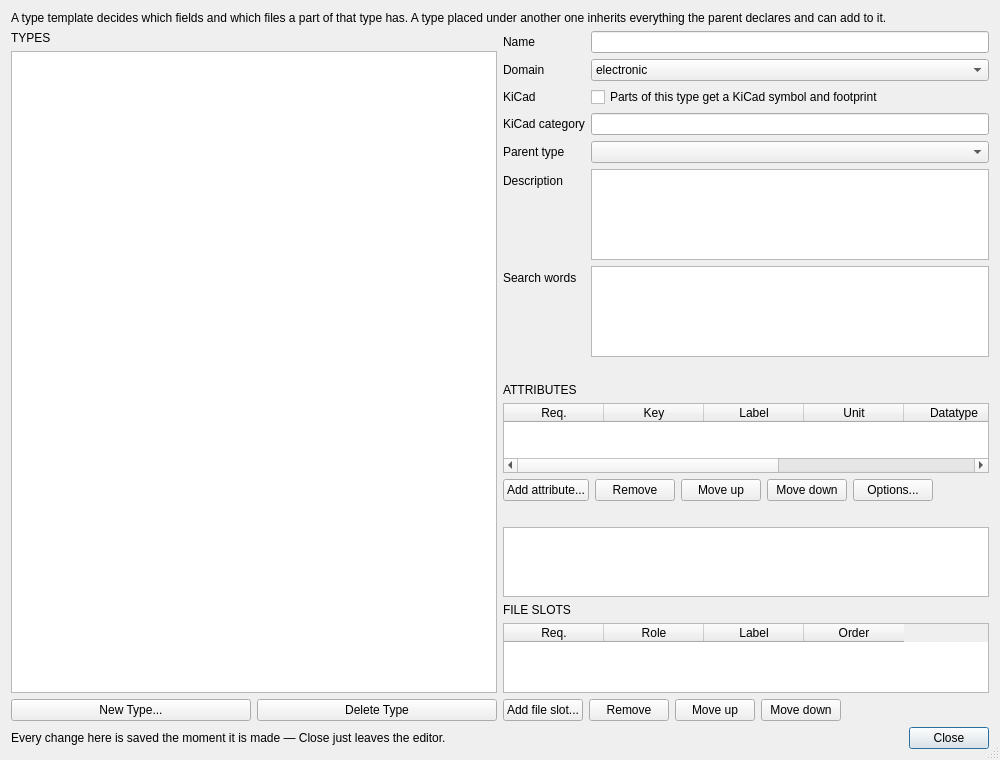
KROIA/PartManager, file examples/PartManagerApp/src/ui/PartManager_TypeTemplateDialog.ui: the form before one commit.
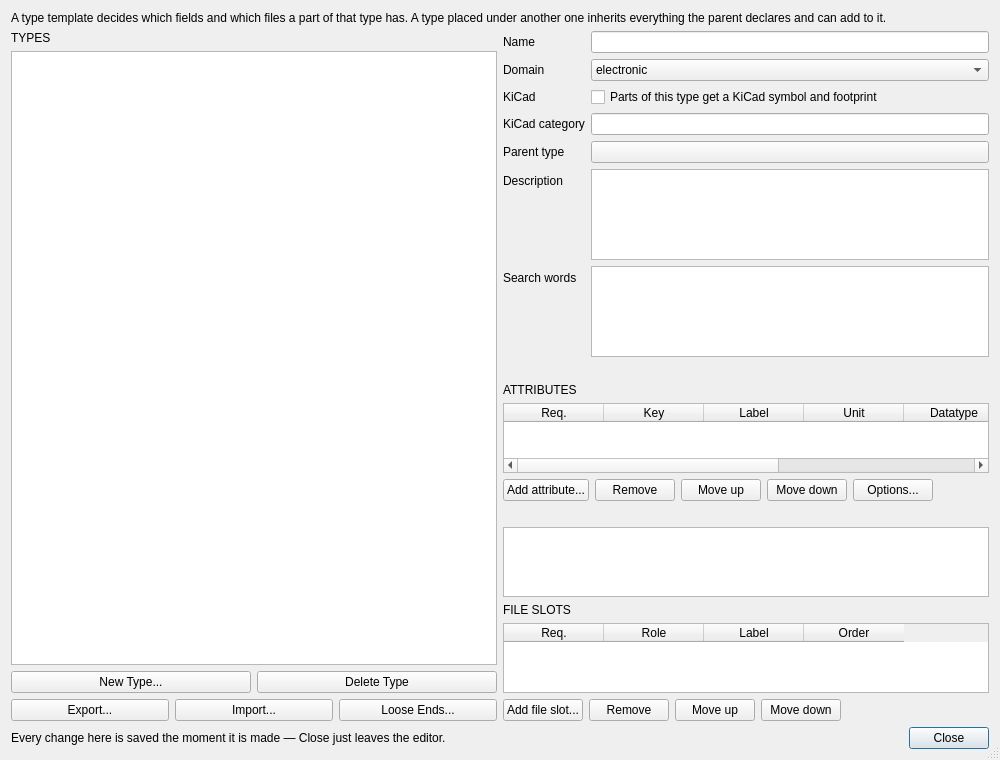
The form after the commit.

Commit message: paste a part list, and carry categories between databases

What changed in the file:
```diff
--- a/examples/PartManagerApp/src/ui/PartManager_TypeTemplateDialog.ui
+++ b/examples/PartManagerApp/src/ui/PartManager_TypeTemplateDialog.ui
@@ -74,6 +74,40 @@
          </item>
         </layout>
        </item>
+       <item>
+        <layout class="QHBoxLayout" name="transferButtonLayout">
+         <item>
+          <widget class="QPushButton" name="exportCategoriesButton">
+           <property name="text">
+            <string>Export...</string>
+           </property>
+           <property name="toolTip">
+            <string>Write the picked categories, with everything they inherit from, to a file another database can read. Templates only — no part travels with them.</string>
+           </property>
+          </widget>
+         </item>
+         <item>
+          <widget class="QPushButton" name="importCategoriesButton">
+           <property name="text">
+            <string>Import...</string>
+           </property>
+           <property name="toolTip">
+            <string>Read such a file, or another database, and merge its categories into this one. Nothing is written until the whole plan has been reviewed.</string>
+           </property>
+          </widget>
+         </item>
+         <item>
+          <widget class="QPushButton" name="looseEndsButton">
+           <property name="text">
+            <string>Loose Ends...</string>
+           </property>
+           <property name="toolTip">
+            <string>What an earlier import left open: local categories nothing matched, and parts missing a value their category now asks for.</string>
+           </property>
+          </widget>
+         </item>
+        </layout>
+       </item>
       </layout>
      </item>
      <item>
@@ -152,7 +186,7 @@
           </widget>
          </item>
          <item row="4" column="1">
-          <widget class="QComboBox" name="parentCombo">
+          <widget class="QPushButton" name="parentButton">
            <property name="toolTip">
             <string>Every attribute and file slot of the parent applies here too. The type itself and the types below it are not offered.</string>
            </property>
```
Left out of the diff: 2 changed lines with no effect on the pictures. The commit also changes 50 other files.
